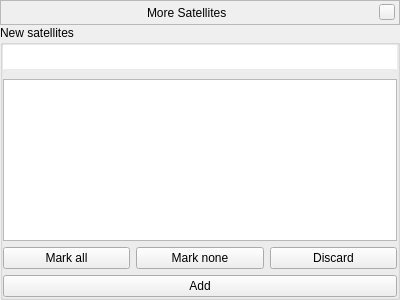
The window that plugins/Satellites/src/gui/satellitesImportDialog.ui (519984307/stellarium_src) describes before a commit, drawn with Qt 5.
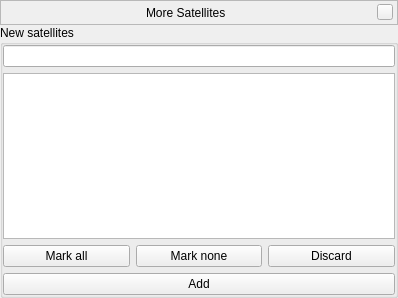
The same window after the commit. The open tabs and pages were chosen to show the change. Icons and pictures are not drawn. Custom widgets are drawn as their Qt base class.

Commit message: night mode corrections for Satellites, Oculars, Solar System Editor and Telescope Control plugins

What changed in the file:
```diff
--- a/plugins/Satellites/src/gui/satellitesImportDialog.ui
+++ b/plugins/Satellites/src/gui/satellitesImportDialog.ui
@@ -6,8 +6,8 @@
    <rect>
     <x>0</x>
     <y>0</y>
-    <width>400</width>
-    <height>300</height>
+    <width>398</width>
+    <height>298</height>
    </rect>
   </property>
   <layout class="QVBoxLayout" name="verticalLayoutMain">
@@ -218,19 +218,7 @@
            </widget>
           </item>
           <item row="0" column="0" colspan="3">
-           <widget class="QLineEdit" name="lineEditSearch">
-            <property name="styleSheet">
-             <string notr="true">QLineEdit {
-	margin: 0px 0px 4px 0px;
-	padding: 4px;
-	padding-left: 32px;
-	background-image: url(:/graphicGui/searchBoxBackground.png);
-	background-repeat: none;
-	background-position: center left;
-	border: none;
-}/* Stolen from the #citySearchLineEdit widget. */</string>
-            </property>
-           </widget>
+           <widget class="QLineEdit" name="lineEditSearch"/>
           </item>
          </layout>
         </widget>
```
Left out of the diff: 3 changed lines with no effect on the pictures. The commit also changes 8 other files.
